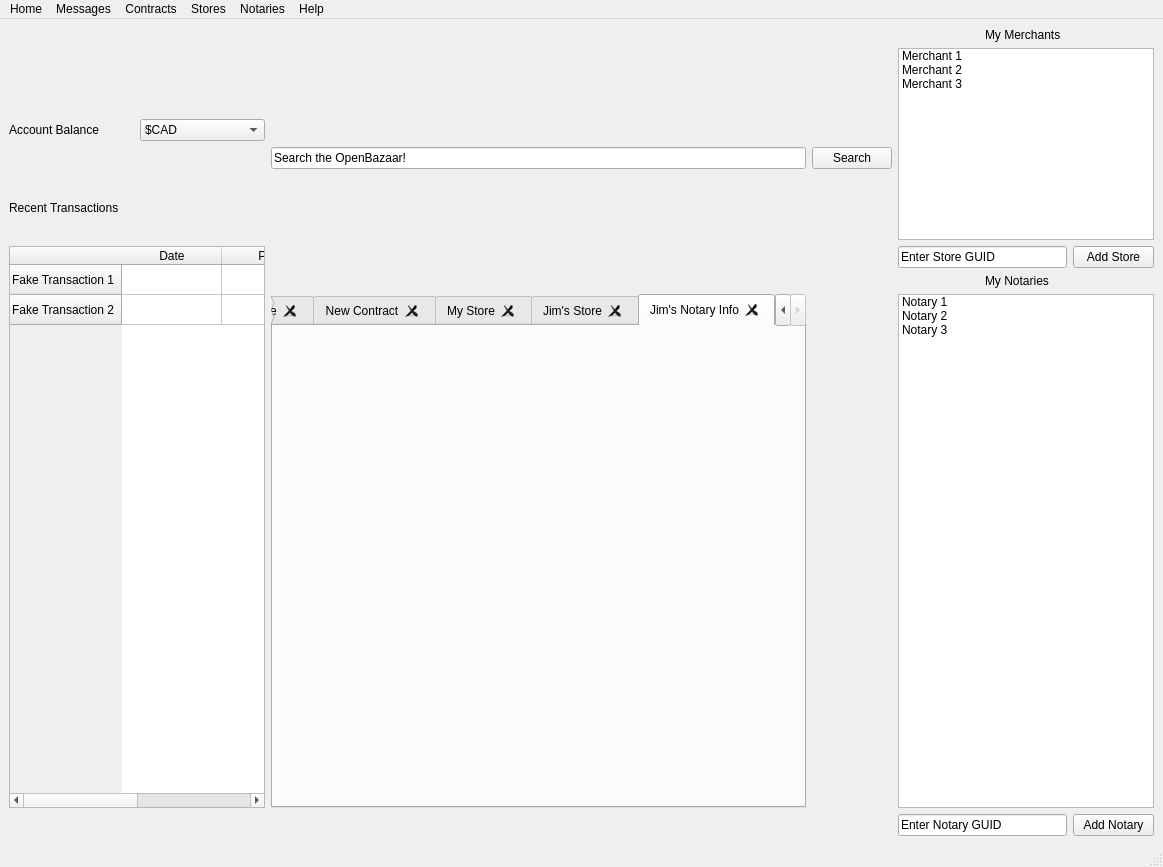
This is src/OpenBazaar.ui in cgsheeh/SFWR3XA3_Redevelopment as Qt 5 draws it before an edit. The edited form follows.
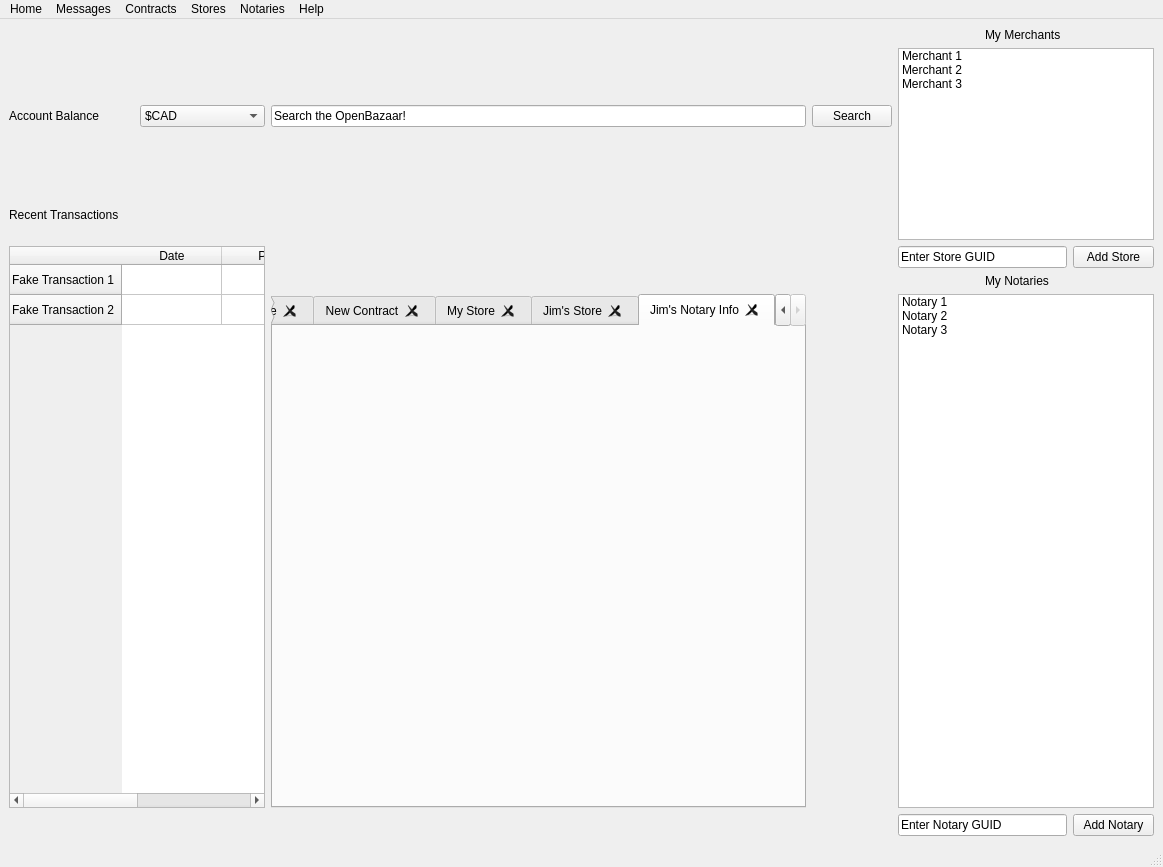
This is the edited form. Icons and pictures are not drawn.

```diff
--- a/src/OpenBazaar.ui
+++ b/src/OpenBazaar.ui
@@ -91,20 +91,6 @@
       </item>
      </widget>
     </item>
-    <item row="3" column="2">
-     <widget class="QLineEdit" name="searchBarText">
-      <property name="text">
-       <string>Search the OpenBazaar!</string>
-      </property>
-     </widget>
-    </item>
-    <item row="3" column="3">
-     <widget class="QPushButton" name="searchButton">
-      <property name="text">
-       <string>Search</string>
-      </property>
-     </widget>
-    </item>
     <item row="4" column="0" colspan="2">
      <widget class="QLabel" name="recentTransactionsLabel">
       <property name="text">
@@ -200,6 +186,20 @@
       </property>
      </widget>
     </item>
+    <item row="2" column="2">
+     <widget class="QLineEdit" name="searchBarText">
+      <property name="text">
+       <string>Search the OpenBazaar!</string>
+      </property>
+     </widget>
+    </item>
+    <item row="2" column="3">
+     <widget class="QPushButton" name="searchButton">
+      <property name="text">
+       <string>Search</string>
+      </property>
+     </widget>
+    </item>
     <item row="7" column="2">
      <widget class="QTabWidget" name="tabMenu">
       <property name="currentIndex">
```
